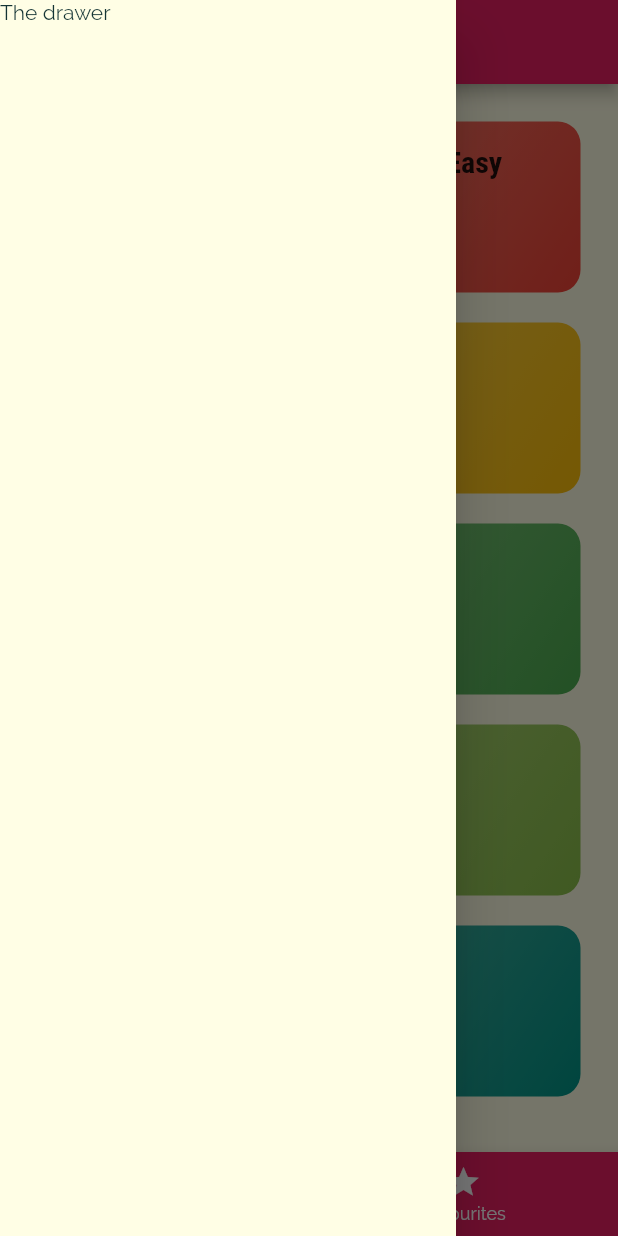
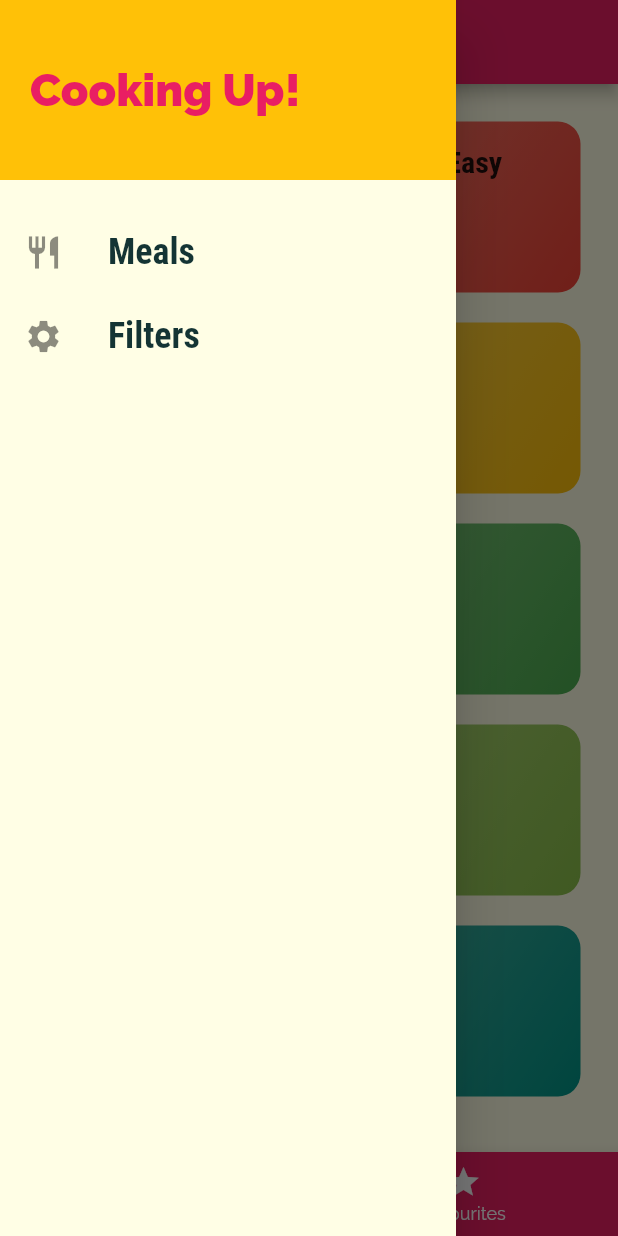
Before and after one commit to mezez/mez_meals, a Flutter app: the screen it shows after launch, with the side drawer open, on a phone screen of 412 x 824 dp. Run offline on Flutter 3.47's test engine with Material 2 defaults, Android fonts, the phone set to English and light mode, and no system bars.

Commit message:
filters screen changes

```diff
--- a/lib/main.dart
+++ b/lib/main.dart
@@ -1,6 +1,7 @@
 import 'dart:ui';
 
 import 'package:flutter/material.dart';
+import 'package:new_mez_meals/screens/filters_screen.dart';
 import 'package:new_mez_meals/screens/meal_detail_screen.dart';
 import 'package:new_mez_meals/screens/tabs_screen.dart';
 import './screens/category_meals_screen.dart';
@@ -37,6 +38,7 @@ class MyApp extends StatelessWidget {
         '/': (ctx) => TabsScreen(),
         CategoryMealsScreen.routeName: (ctx) => CategoryMealsScreen(),
         MealDetailScreen.routeName: (ctx) => MealDetailScreen(),
+        FiltersScreen.routeName: (ctx) => FiltersScreen(),
       },
       //this is reached when going to a named route with pushname that is note registered in the routes table
       //suitable for dynamic routes or routes generated during the lifecycle of the app that cannot otherwise be predetermined
--- /dev/null
+++ b/lib/screens/filters_screen.dart
@@ -0,0 +1,17 @@
+import 'package:flutter/material.dart';
+import 'package:new_mez_meals/widgets/main_drawer.dart';
+
+class FiltersScreen extends StatelessWidget {
+  static const routeName = '/filters';
+  @override
+  Widget build(BuildContext context) {
+    return Scaffold(
+        appBar: AppBar(
+          title: Text('Your Filters'),
+        ),
+        drawer: MainDrawer(),
+        body: Center(
+          child: Text('Filters'),
+        ));
+  }
+}
--- a/lib/screens/tabs_screen.dart
+++ b/lib/screens/tabs_screen.dart
@@ -1,4 +1,5 @@
 import 'package:flutter/material.dart';
+import 'package:new_mez_meals/widgets/main_drawer.dart';
 
 import './favourites_screen.dart';
 import './categories_screen.dart';
@@ -29,9 +30,7 @@ class _TabsScreenState extends State<TabsScreen> {
       appBar: AppBar(
         title: Text(_pages[_selectedPageIndex]['title']),
       ),
-      drawer: Drawer(
-        child: Text('The drawer'),
-      ),
+      drawer: MainDrawer(),
       body: _pages[_selectedPageIndex]['page'],
       bottomNavigationBar: BottomNavigationBar(
         onTap: _selectPage,
--- a/lib/widgets/main_drawer.dart
+++ b/lib/widgets/main_drawer.dart
@@ -1,7 +1,8 @@
 import 'package:flutter/material.dart';
+import 'package:new_mez_meals/screens/filters_screen.dart';
 
 class MainDrawer extends StatelessWidget {
-  Widget buildListTile(String title, IconData icon) {
+  Widget buildListTile(String title, IconData icon, Function tapHandler) {
     return ListTile(
       leading: Icon(
         icon,
@@ -14,7 +15,7 @@ class MainDrawer extends StatelessWidget {
             fontSize: 24,
             fontWeight: FontWeight.bold),
       ),
-      onTap: () {},
+      onTap: tapHandler,
     );
   }
 
@@ -40,8 +41,15 @@ class MainDrawer extends StatelessWidget {
           SizedBox(
             height: 20,
           ),
-          buildListTile('Meals', Icons.restaurant),
-          buildListTile('Filters', Icons.settings)
+          buildListTile('Meals', Icons.restaurant, () {
+            Navigator.of(context).pushReplacementNamed(
+                '/'); //replaces the exising page on the stack
+            //with the new page, better for performance over time
+            //this does not give you the default back button as there are not pages to go back to
+          }),
+          buildListTile('Filters', Icons.settings, () {
+            Navigator.of(context).pushReplacementNamed(FiltersScreen.routeName);
+          })
         ],
       ),
     );
```
Also changed, not shown: pubspec.lock.
